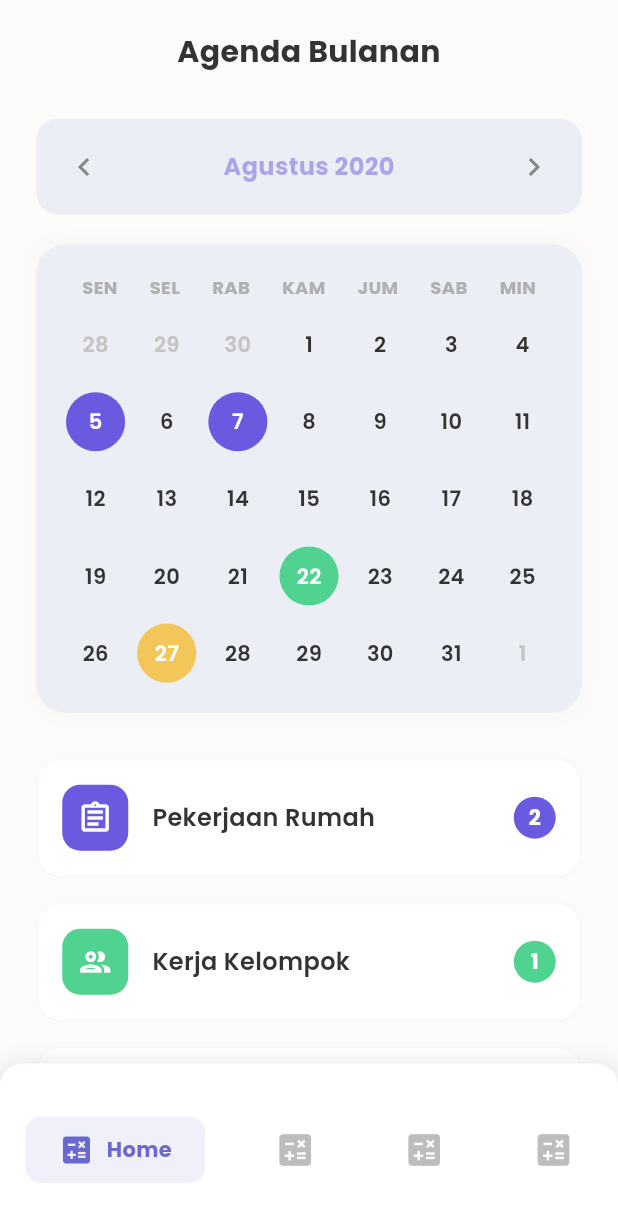
After one commit to moinulislam0/pinterest_ui, a Flutter app: the screen it shows after launch, after a tap on "Mobile ui Design3", on a phone screen of 412 x 824 dp. The commit adds this screen. Shown: the top 1221 px of the screen. Run offline on Flutter 3.47's test engine with Material 3 defaults, Android fonts, the phone set to English and light mode, and no system bars.

Commit message:
mobile ui done

```diff
--- a/lib/Mobile Ui/design1.dart
+++ b/lib/Mobile Ui/design1.dart
@@ -201,7 +201,7 @@ class CustomBottomNavBarState extends State<CustomBottomNavBar> {
   static const List<Map<String, dynamic>> _navBarItems = [
     {'icon': AppIcons.homeIconss, 'label': 'Home'},
     {'icon': AppIcons.homeIconss, 'label': 'Tugas'},
-    {'icon': AppIcons.homeIconss, 'label': 'Email'},
+    {'icon': AppIcons.homeIconss, 'label': 'Jadwal'},
     {'icon': AppIcons.homeIconss, 'label': 'Profile'},
   ];
 
--- a/lib/Mobile Ui/design2.dart
+++ b/lib/Mobile Ui/design2.dart
@@ -134,7 +134,7 @@ class AttendanceSection extends StatelessWidget {
           'Absen kehadiran hari ini',
           style: TextStyle(fontSize: 14, color: AppColors.secondaryText),
         ),
-        const SizedBox(height: 18),
+        const SizedBox(height: 13),
         Row(
           children: [
             Expanded(
@@ -389,14 +389,16 @@ class HomeworkCard extends StatelessWidget {
           Row(
             children: [
               Container(
+                height: 40,
+                width: 40,
                 padding: const EdgeInsets.all(8),
                 decoration: BoxDecoration(
                   color: bgColor,
                   borderRadius: BorderRadius.circular(15),
                 ),
-                child: Icon(icon, size: 40, color: iconColor),
+                child: Icon(icon, size: 25, color: iconColor),
               ),
-              const SizedBox(width: 8),
+              const SizedBox(width: 18),
               Text(
                 subject,
                 style: const TextStyle(
--- /dev/null
+++ b/lib/Mobile Ui/design3.dart
@@ -0,0 +1,350 @@
+import 'package:flutter/material.dart';
+import 'package:flutter/services.dart';
+import 'package:pinterest_ui/Mobile%20Ui/design1.dart';
+import 'package:pinterest_ui/core/colors.dart';
+
+class Design3 extends StatelessWidget {
+  const Design3({super.key});
+
+  @override
+  Widget build(BuildContext context) {
+    return Scaffold(
+      backgroundColor: const Color.fromARGB(255, 253, 250, 250),
+      body: SafeArea(
+        child: ListView(
+          padding: const EdgeInsets.symmetric(horizontal: 24.0, vertical: 20.0),
+          children: [
+            const Header(),
+            const SizedBox(height: 30),
+            const MonthSelector(),
+            const SizedBox(height: 20),
+            const CalendarView(),
+            const SizedBox(height: 30),
+            const AgendaItem(
+              icon: Icons.assignment_outlined,
+              iconBgColor: AppColors.homeworkIconBg,
+              iconColor: AppColors.homeworkIcon,
+              title: 'Pekerjaan Rumah',
+              count: 2,
+              countColor: AppColors.homeworkIcon,
+            ),
+            const SizedBox(height: 16),
+            const AgendaItem(
+              icon: Icons.group_outlined,
+              iconBgColor: AppColors.groupWorkIconBg,
+              iconColor: AppColors.groupWorkIcon,
+              title: 'Kerja Kelompok',
+              count: 1,
+              countColor: AppColors.groupWorkIcon,
+            ),
+            const SizedBox(height: 16),
+            const AgendaItem(
+              icon: Icons.assignment_outlined,
+              iconBgColor: AppColors.homeworkIconBg,
+              iconColor: AppColors.eventYellow,
+              title: 'Pekerjaan Rumah',
+              count: 3,
+              countColor: AppColors.eventYellow,
+            ),
+          ],
+        ),
+      ),
+      bottomNavigationBar: const CustomBottomNavBar(),
+    );
+  }
+}
+
+class Header extends StatelessWidget {
+  const Header({super.key});
+  @override
+  Widget build(BuildContext context) {
+    return const Text(
+      'Agenda Bulanan',
+      textAlign: TextAlign.center,
+      style: TextStyle(
+        fontSize: 20,
+        fontWeight: FontWeight.bold,
+        color: AppColors.primaryText,
+      ),
+    );
+  }
+}
+
+class CalendarView extends StatelessWidget {
+  const CalendarView({super.key});
+  @override
+  Widget build(BuildContext context) {
+    return Container(
+      padding: const EdgeInsets.all(20.0),
+      decoration: BoxDecoration(
+        color: AppColors.d1CardbgColor,
+        borderRadius: BorderRadius.circular(20.0),
+        boxShadow: [
+          BoxShadow(
+            color: Colors.grey.withOpacity(0.05),
+            spreadRadius: 2,
+            blurRadius: 10,
+          ),
+        ],
+      ),
+      child: const Column(
+        children: [DayHeaders(), SizedBox(height: 10), DateGrid()],
+      ),
+    );
+  }
+}
+
+class MonthSelector extends StatelessWidget {
+  const MonthSelector({super.key});
+  @override
+  Widget build(BuildContext context) {
+    return Container(
+      padding: const EdgeInsets.symmetric(horizontal: 20.0, vertical: 20.0),
+
+      decoration: BoxDecoration(
+        color: AppColors.d1CardbgColor,
+        borderRadius: BorderRadius.circular(15),
+      ),
+      child: Row(
+        mainAxisAlignment: MainAxisAlignment.spaceBetween,
+        children: [
+          Icon(Icons.chevron_left, color: AppColors.secondaryText),
+          Text(
+            'Agustus 2020',
+            style: TextStyle(
+              fontSize: 16,
+              fontWeight: FontWeight.bold,
+              color: AppColors.homeworkIcon.withValues(alpha: .5),
+            ),
+          ),
+          Icon(Icons.chevron_right, color: AppColors.secondaryText),
+        ],
+      ),
+    );
+  }
+}
+
+class DayHeaders extends StatelessWidget {
+  const DayHeaders({super.key});
+  @override
+  Widget build(BuildContext context) {
+    const days = ['SEN', 'SEL', 'RAB', 'KAM', 'JUM', 'SAB', 'MIN'];
+    return Row(
+      mainAxisAlignment: MainAxisAlignment.spaceAround,
+      children:
+          days
+              .map(
+                (day) => Text(
+                  day,
+                  style: const TextStyle(
+                    fontSize: 12,
+                    fontWeight: FontWeight.bold,
+                    color: AppColors.calendarDayText,
+                  ),
+                ),
+              )
+              .toList(),
+    );
+  }
+}
+
+class DateGrid extends StatelessWidget {
+  const DateGrid({super.key});
+
+  static const List<Map<String, dynamic>> dates = [
+    {'date': '28', 'active': false},
+    {'date': '29', 'active': false},
+    {'date': '30', 'active': false},
+    {'date': '1', 'active': true},
+    {'date': '2', 'active': true},
+    {'date': '3', 'active': true},
+    {'date': '4', 'active': true},
+    {'date': '5', 'active': true, 'event': AppColors.eventBlue},
+    {'date': '6', 'active': true},
+    {'date': '7', 'active': true, 'event': AppColors.eventBlue},
+    {'date': '8', 'active': true},
+    {'date': '9', 'active': true},
+    {'date': '10', 'active': true},
+    {'date': '11', 'active': true},
+    {'date': '12', 'active': true},
+    {'date': '13', 'active': true},
+    {'date': '14', 'active': true},
+    {'date': '15', 'active': true},
+    {'date': '16', 'active': true},
+    {'date': '17', 'active': true},
+    {'date': '18', 'active': true},
+    {'date': '19', 'active': true},
+    {'date': '20', 'active': true},
+    {'date': '21', 'active': true},
+    {'date': '22', 'active': true, 'event': AppColors.eventGreen},
+    {'date': '23', 'active': true},
+    {'date': '24', 'active': true},
+    {'date': '25', 'active': true},
+    {'date': '26', 'active': true},
+    {'date': '27', 'active': true, 'event': AppColors.eventYellow},
+    {'date': '28', 'active': true},
+    {'date': '29', 'active': true},
+    {'date': '30', 'active': true},
+    {'date': '31', 'active': true},
+    {'date': '1', 'active': false},
+  ];
+
+  @override
+  Widget build(BuildContext context) {
+    return GridView.builder(
+      physics: const NeverScrollableScrollPhysics(),
+      shrinkWrap: true,
+      gridDelegate: const SliverGridDelegateWithFixedCrossAxisCount(
+        crossAxisCount: 7,
+        crossAxisSpacing: 8,
+        mainAxisSpacing: 12,
+      ),
+      itemCount: dates.length,
+      itemBuilder: (context, index) {
+        final dateInfo = dates[index];
+        final bool hasEvent = dateInfo.containsKey('event');
+        return Container(
+          alignment: Alignment.center,
+          decoration:
+              hasEvent
+                  ? BoxDecoration(
+                    color: dateInfo['event'],
+                    shape: BoxShape.circle,
+                  )
+                  : null,
+          child: Text(
+            dateInfo['date'],
+            style: TextStyle(
+              fontSize: 14,
+              fontWeight: FontWeight.w600,
+              color:
+                  hasEvent
+                      ? Colors.white
+                      : (dateInfo['active']
+                          ? AppColors.primaryText
+                          : AppColors.calendarInactiveDate),
+            ),
+          ),
+        );
+      },
+    );
+  }
+}
+
+class AgendaItem extends StatelessWidget {
+  final IconData icon;
+  final Color iconBgColor;
+  final Color iconColor;
+  final String title;
+  final int count;
+  final Color countColor;
+
+  const AgendaItem({
+    super.key,
+    required this.icon,
+    required this.iconBgColor,
+    required this.iconColor,
+    required this.title,
+    required this.count,
+    required this.countColor,
+  });
+
+  @override
+  Widget build(BuildContext context) {
+    return Container(
+      height: 80,
+      padding: const EdgeInsets.symmetric(horizontal: 16, vertical: 12),
+      decoration: BoxDecoration(
+        border: Border.all(
+          color: const Color.fromARGB(179, 247, 244, 244),
+          width: 1.5,
+        ),
+        color: AppColors.cardBackground,
+        borderRadius: BorderRadius.circular(16),
+      ),
+      child: Row(
+        children: [
+          Container(
+            padding: const EdgeInsets.all(10),
+            decoration: BoxDecoration(
+              color: countColor,
+              borderRadius: BorderRadius.circular(12),
+            ),
+            child: Icon(icon, color: Colors.white, size: 24),
+          ),
+          const SizedBox(width: 16),
+          Text(
+            title,
+            style: const TextStyle(
+              fontSize: 16,
+              fontWeight: FontWeight.w600,
+              color: AppColors.primaryText,
+            ),
+          ),
+          const Spacer(),
+          Container(
+            width: 28,
+            height: 28,
+            alignment: Alignment.center,
+            decoration: BoxDecoration(
+              color: countColor,
+              shape: BoxShape.circle,
+            ),
+            child: Text(
+              count.toString(),
+              style: TextStyle(
+                color: Colors.white,
+                fontWeight: FontWeight.bold,
+              ),
+            ),
+          ),
+        ],
+      ),
+    );
+  }
+}
+
+class NavItem extends StatelessWidget {
+  final IconData icon;
+  final String label;
+  final bool isActive;
+
+  const NavItem({
+    super.key,
+    required this.icon,
+    required this.label,
+    this.isActive = false,
+  });
+
+  @override
+  Widget build(BuildContext context) {
+    if (isActive) {
+      return Container(
+        padding: const EdgeInsets.symmetric(horizontal: 16, vertical: 8),
+        decoration: BoxDecoration(
+          color: AppColors.bottomNavActiveBg,
+          borderRadius: BorderRadius.circular(12),
+        ),
+        child: Row(
+          children: [
+            Icon(icon, color: AppColors.accentColor, size: 24),
+            const SizedBox(width: 8),
+            Text(
+              label,
+              style: const TextStyle(
+                color: AppColors.accentColor,
+                fontWeight: FontWeight.bold,
+                fontSize: 14,
+              ),
+            ),
+          ],
+        ),
+      );
+    } else {
+      return IconButton(
+        onPressed: () {},
+        icon: Icon(icon, color: AppColors.bottomNavInactiveIcon, size: 28),
+      );
+    }
+  }
+}
--- a/lib/core/colors.dart
+++ b/lib/core/colors.dart
@@ -27,4 +27,17 @@ class AppColors {
   static const Color biologiBg = Color(0xFFE3F2FD);
   static const Color olahragaBg = Color(0xFFE8F5E9);
   static const Color agamaBg = Color(0xFFF9FBE7);
+
+  static const Color accentColor = Color(0xFF6A5AE0);
+  static const Color calendarDayText = Color(0xFFB0B0B0);
+  static const Color calendarInactiveDate = Color(0xFFC4C4C4);
+  static const Color eventBlue = Color(0xFF6A5AE0);
+  static const Color eventGreen = Color(0xFF50D291);
+  static const Color eventYellow = Color(0xFFF3C65A);
+  static const Color homeworkIconBg = Color(0xFFE8E5FF);
+  static const Color homeworkIcon = Color(0xFF6A5AE0);
+  static const Color groupWorkIconBg = Color(0xFFE6F8F0);
+  static const Color groupWorkIcon = Color(0xFF50D291);
+  static const Color bottomNavActiveBg = Color(0xFFE8E5FF);
+  static const Color bottomNavInactiveIcon = Color(0xFF9E9E9E);
 }
--- a/lib/pages/pages.dart
+++ b/lib/pages/pages.dart
@@ -1,6 +1,7 @@
 import 'package:flutter/material.dart';
 import 'package:pinterest_ui/Mobile%20Ui/design1.dart';
 import 'package:pinterest_ui/Mobile%20Ui/design2.dart';
+import 'package:pinterest_ui/Mobile%20Ui/design3.dart';
 
 class Pages extends StatelessWidget {
   const Pages({super.key});
@@ -30,6 +31,15 @@ class Pages extends StatelessWidget {
               },
               child: Text("Mobile ui Design2"),
             ),
+            ElevatedButton(
+              onPressed: () {
+                Navigator.push(
+                  context,
+                  MaterialPageRoute(builder: (context) => Design3()),
+                );
+              },
+              child: Text("Mobile ui Design3"),
+            ),
           ],
         ),
       ),
--- a/pubspec.yaml
+++ b/pubspec.yaml
@@ -34,6 +34,7 @@ dependencies:
   # The following adds the Cupertino Icons font to your application.
   # Use with the CupertinoIcons class for iOS style icons.
   cupertino_icons: ^1.0.8
+  table_calendar: ^3.0.9
 
 dev_dependencies:
   flutter_test:
```
Also changed, not shown: pubspec.lock, 1 other file.
